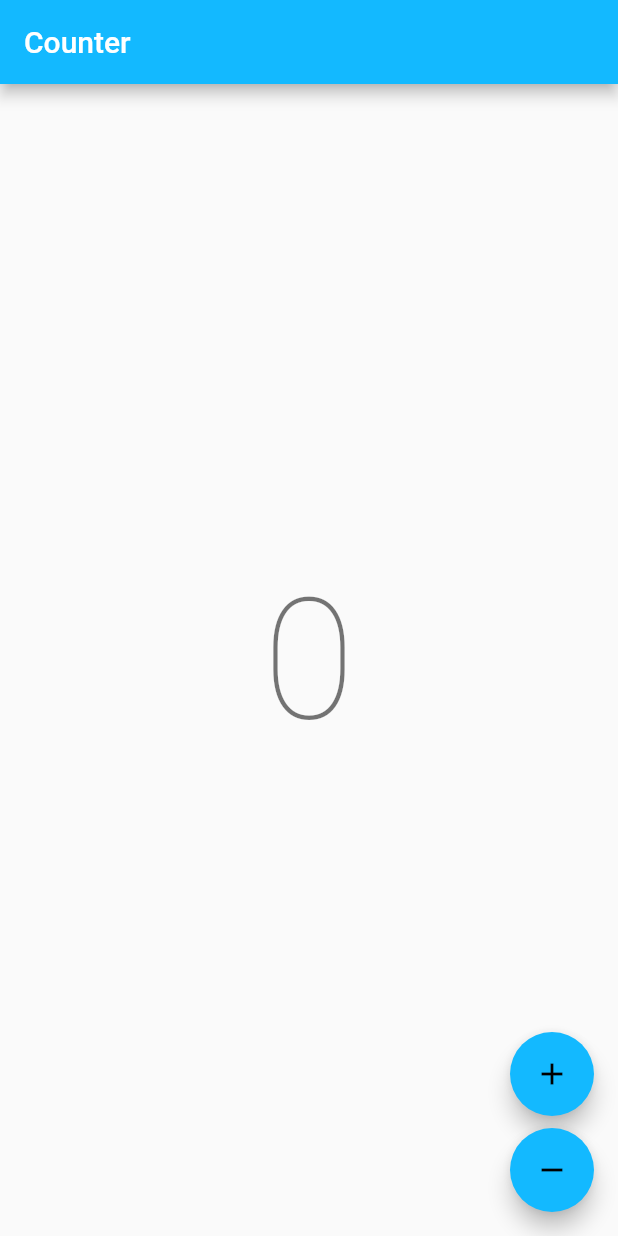
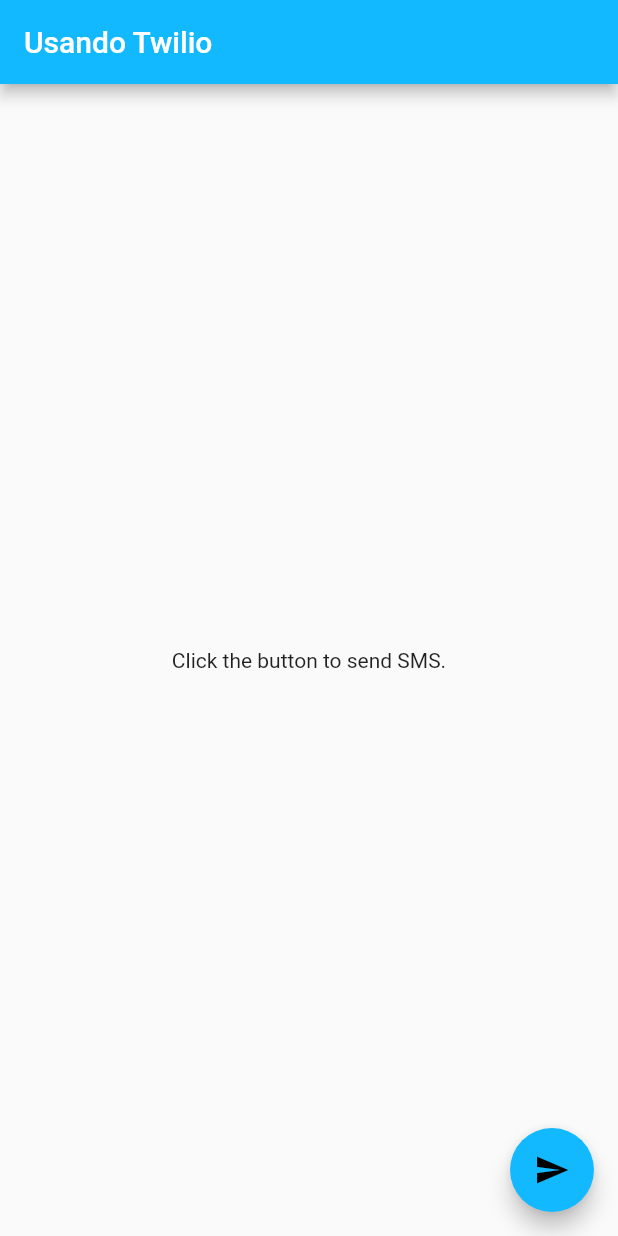
Before and after one commit to SamuelMauricioL/flutter_twilio_examples, a Flutter app: the screen it shows after launch, on a phone screen of 412 x 824 dp. Run offline on Flutter 3.47's test engine with Material 2 defaults, Android fonts, the phone set to English and light mode, and no system bars; our stand-ins replace bloc, flutter_bloc; missing offline and left inert: twilio_flutter; generated files the repository leaves out were written again.

Commit message:
chore: integrated sms sending

```diff
--- a/lib/app/view/app.dart
+++ b/lib/app/view/app.dart
@@ -9,6 +9,7 @@ import 'package:flutter/material.dart';
 import 'package:flutter_localizations/flutter_localizations.dart';
 import 'package:flutter_twilio_examples/counter/counter.dart';
 import 'package:flutter_twilio_examples/l10n/l10n.dart';
+import 'package:twilio_flutter/twilio_flutter.dart';
 
 class App extends StatelessWidget {
   const App({Key? key}) : super(key: key);
@@ -27,7 +28,62 @@ class App extends StatelessWidget {
         GlobalMaterialLocalizations.delegate,
       ],
       supportedLocales: AppLocalizations.supportedLocales,
-      home: const CounterPage(),
+      home: const TwilioPage(),
     );
   }
 }
+
+class TwilioPage extends StatefulWidget {
+  const TwilioPage({Key? key}) : super(key: key);
+
+  @override
+  State<TwilioPage> createState() => _TwilioPageState();
+}
+
+class _TwilioPageState extends State<TwilioPage> {
+  late TwilioFlutter twilioSendSms;
+  late TwilioFlutter twilioSendWsp;
+
+  @override
+  void initState() {
+    twilioSendSms = TwilioFlutter(
+      accountSid: '-AC7343bf1a667dd7be216a349cc50c7e93',
+      authToken: '-e211af0e9f718e43cc3ba4d66948a6f6',
+      twilioNumber: '+19036368506',
+    );
+
+    twilioSendWsp = TwilioFlutter(
+      accountSid: '-AC7343bf1a667dd7be216a349cc50c7e93',
+      authToken: '-e211af0e9f718e43cc3ba4d66948a6f6',
+      twilioNumber: '+14155238886',
+    );
+
+    super.initState();
+  }
+
+  Future<void> sendSms() async {
+    await twilioSendSms.sendSMS(
+      toNumber: '+51923873749',
+      messageBody: 'Hola, buen día',
+    );
+  }
+
+  @override
+  Widget build(BuildContext context) {
+    return Scaffold(
+      appBar: AppBar(
+        title: const Text('Usando Twilio'),
+      ),
+      body: const Center(
+        child: Text(
+          'Click the button to send SMS.',
+        ),
+      ),
+      floatingActionButton: FloatingActionButton(
+        onPressed: sendSms,
+        tooltip: 'Send Sms',
+        child: const Icon(Icons.send),
+      ),
+    );
+  }
+}
--- a/pubspec.yaml
+++ b/pubspec.yaml
@@ -14,6 +14,8 @@ dependencies:
   flutter_localizations:
     sdk: flutter
   intl: ^0.17.0
+  # https://pub.dev/packages/twilio_flutter
+  twilio_flutter: ^0.0.9
 
 dev_dependencies:
   bloc_test: ^9.0.2
```
Also changed, not shown: pubspec.lock.
